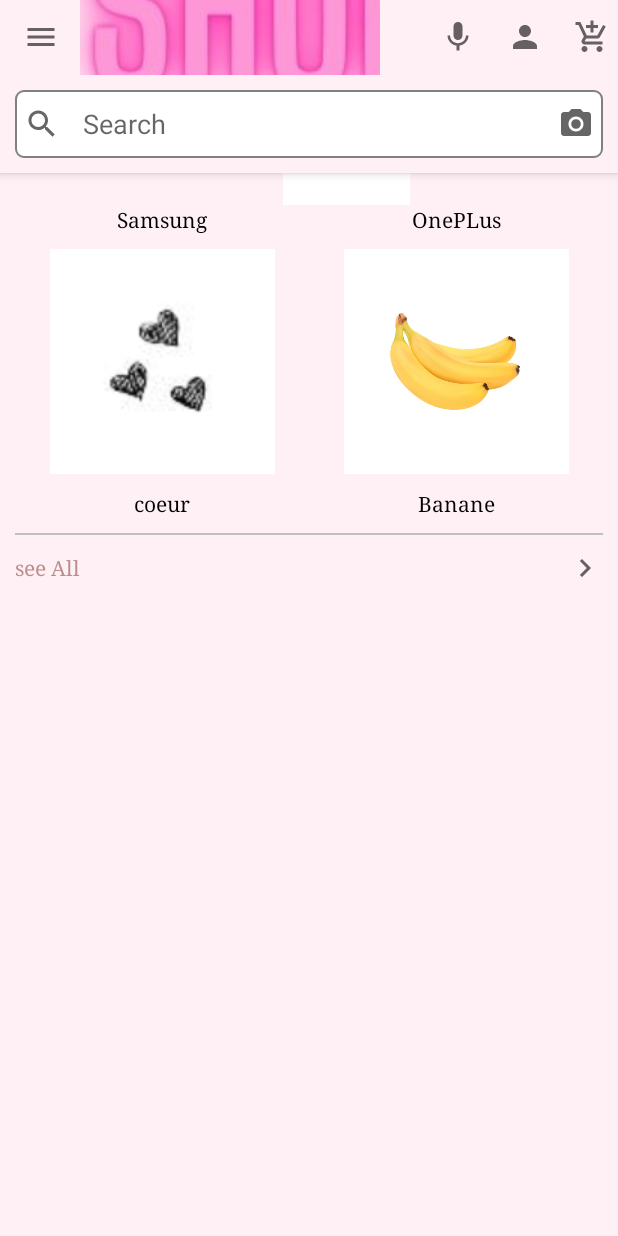
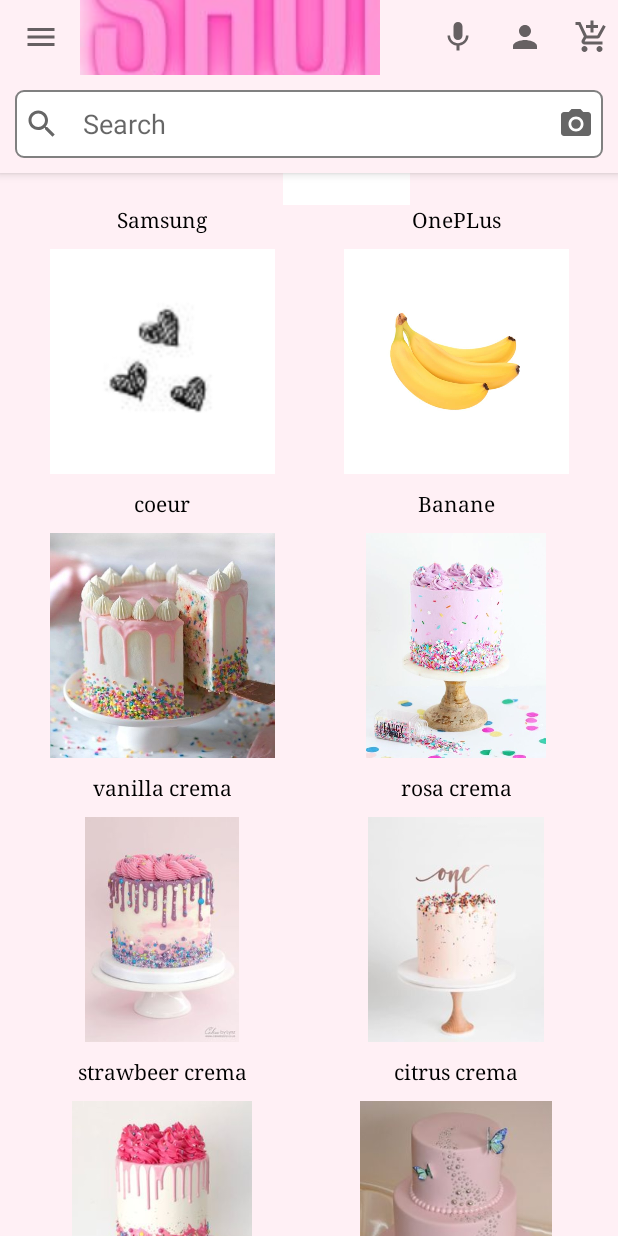
Before and after one commit to jackieinginfo/eCommerce, an Android app: the screen it shows after launch (MainActivity), scrolled down 496 dp, on a phone screen of 412 x 824 dp. Run offline under Robolectric (Android 15) with nearby library versions, the phone set to English and light mode, and no system bars; libraries missing offline, so code that uses them is left out: com.smarteist.autoimageslider; plain views replace SliderView; pictures from the network do not load; 4 statements that could not run were skipped.

```diff
--- a/app/build.gradle
+++ b/app/build.gradle
@@ -1,6 +1,7 @@
 apply plugin: 'com.android.application'
 apply plugin: 'kotlin-android'
 apply plugin: 'kotlin-android-extensions'
+apply plugin: 'com.google.gms.google-services'
 
 android {
     compileSdkVersion 29
@@ -34,15 +35,21 @@ dependencies {
     implementation 'com.google.android.material:material:1.2.1'
     implementation 'com.github.smarteist:autoimageslider:1.3.9'
     implementation 'com.github.bumptech.glide:glide:4.11.0'
+
+    //firebase
+    implementation platform('com.google.firebase:firebase-bom:25.12.0')
+    implementation 'com.google.firebase:firebase-analytics-ktx'
+    implementation 'com.google.firebase:firebase-database:19.5.0'
     annotationProcessor 'com.github.bumptech.glide:compiler:4.11.0'
     implementation "androidx.recyclerview:recyclerview:1.1.0"
     // For control over item selection of both touch and mouse driven selection
     implementation "androidx.recyclerview:recyclerview-selection:1.1.0-rc03"
 
 
+
     implementation 'androidx.annotation:annotation:1.1.0'
     implementation 'androidx.lifecycle:lifecycle-extensions:2.2.0'
-    testImplementation 'junit:junit:4.12'
+    testImplementation 'junit:junit:4.13.1'
     androidTestImplementation 'androidx.test.ext:junit:1.1.2'
     androidTestImplementation 'androidx.test.espresso:espresso-core:3.3.0'
 
--- a/app/src/main/java/com/example/ecommerce/MainActivity.kt
+++ b/app/src/main/java/com/example/ecommerce/MainActivity.kt
@@ -14,6 +14,8 @@ class MainActivity : AppCompatActivity()
     override fun onCreate(savedInstanceState: Bundle?) {
         super.onCreate(savedInstanceState)
         setContentView(R.layout.activity_main)
+
+
 
 
         val imageSliderAdapter = ImageSliderAdapter(this)
--- a/app/src/main/res/layout/activity_main.xml
+++ b/app/src/main/res/layout/activity_main.xml
@@ -105,7 +105,7 @@
                 android:layout_marginTop="6dp"
                 android:layout_marginBottom="6dp"
                 android:background="@color/white_smoke"
-                tools:itemCount="3"
+                tools:itemCount="5"
                 tools:listitem="@layout/item_layout2" />
 
 
@@ -124,7 +124,7 @@
                 app:sliderIndicatorPadding="3dp"
                 app:sliderIndicatorRadius="1.5dp"
                 app:sliderIndicatorSelectedColor="@android:color/white"
-                app:sliderIndicatorUnselectedColor="@android:color/primary_text_light"
+                app:sliderIndicatorUnselectedColor="@color/colorPrimaryDark"
                 app:sliderScrollTimeInSec="5"
                 app:sliderStartAutoCycle="true" />
 
--- a/app/src/main/res/layout/item_layout.xml
+++ b/app/src/main/res/layout/item_layout.xml
@@ -31,6 +31,8 @@
             android:layout_height="match_parent"
             android:layout_weight="1"
             android:src="@drawable/one" />
+
+
 
 
         <ImageView
@@ -115,6 +117,154 @@
             android:textColor="@color/black"/>
     </LinearLayout>
 
+
+
+    <LinearLayout
+        android:layout_width="match_parent"
+        android:layout_height="150dp"
+        android:layout_marginStart="10dp"
+        android:layout_marginEnd="10dp"
+        android:layout_marginBottom="10dp"
+        android:orientation="horizontal">
+
+        <ImageView
+            android:layout_width="0dp"
+            android:layout_height="match_parent"
+            android:layout_weight="1"
+            android:src="@drawable/rosacake1" />
+        <ImageView
+            android:layout_width="0dp"
+            android:layout_height="match_parent"
+            android:layout_weight="1"
+            android:src="@drawable/rosacake2" />
+
+    </LinearLayout>
+
+    <LinearLayout
+        android:layout_width="match_parent"
+        android:layout_height="wrap_content"
+        android:layout_marginStart="10dp"
+        android:layout_marginEnd="10dp"
+        android:layout_marginBottom="10dp"
+        android:orientation="horizontal">
+
+        <TextView
+            android:layout_width="0dp"
+            android:layout_height="match_parent"
+            android:layout_weight="1"
+            android:fontFamily="serif"
+            android:text="vanilla crema"
+            android:textAlignment="center"
+            android:textColor="@color/black"/>
+
+        <TextView
+            android:layout_width="0dp"
+            android:layout_height="match_parent"
+            android:layout_weight="1"
+            android:fontFamily="serif"
+            android:text="rosa crema"
+            android:textAlignment="center"
+            android:textColor="@color/black"/>
+    </LinearLayout>
+
+
+    <LinearLayout
+        android:layout_width="match_parent"
+        android:layout_height="150dp"
+        android:layout_marginStart="10dp"
+        android:layout_marginEnd="10dp"
+        android:layout_marginBottom="10dp"
+        android:orientation="horizontal">
+
+        <ImageView
+            android:layout_width="0dp"
+            android:layout_height="match_parent"
+            android:layout_weight="1"
+            android:src="@drawable/rosacake3" />
+        <ImageView
+            android:layout_width="0dp"
+            android:layout_height="match_parent"
+            android:layout_weight="1"
+            android:src="@drawable/rosacake4" />
+
+    </LinearLayout>
+
+    <LinearLayout
+        android:layout_width="match_parent"
+        android:layout_height="wrap_content"
+        android:layout_marginStart="10dp"
+        android:layout_marginEnd="10dp"
+        android:layout_marginBottom="10dp"
+        android:orientation="horizontal">
+
+        <TextView
+            android:layout_width="0dp"
+            android:layout_height="match_parent"
+            android:layout_weight="1"
+            android:fontFamily="serif"
+            android:text="strawbeer crema"
+            android:textAlignment="center"
+            android:textColor="@color/black"/>
+
+        <TextView
+            android:layout_width="0dp"
+            android:layout_height="match_parent"
+            android:layout_weight="1"
+            android:fontFamily="serif"
+            android:text="citrus crema"
+            android:textAlignment="center"
+            android:textColor="@color/black"/>
+    </LinearLayout>
+
+
+    <LinearLayout
+        android:layout_width="match_parent"
+        android:layout_height="150dp"
+        android:layout_marginStart="10dp"
+        android:layout_marginEnd="10dp"
+        android:layout_marginBottom="10dp"
+        android:orientation="horizontal">
+
+        <ImageView
+            android:layout_width="0dp"
+            android:layout_height="match_parent"
+            android:layout_weight="1"
+            android:src="@drawable/rosacake5" />
+        <ImageView
+            android:layout_width="0dp"
+            android:layout_height="match_parent"
+            android:layout_weight="1"
+            android:src="@drawable/rosacake6" />
+
+    </LinearLayout>
+
+    <LinearLayout
+        android:layout_width="match_parent"
+        android:layout_height="wrap_content"
+        android:layout_marginStart="10dp"
+        android:layout_marginEnd="10dp"
+        android:layout_marginBottom="10dp"
+        android:orientation="horizontal">
+
+        <TextView
+            android:layout_width="0dp"
+            android:layout_height="match_parent"
+            android:layout_weight="1"
+            android:fontFamily="serif"
+            android:text="lemoncrema"
+            android:textAlignment="center"
+            android:textColor="@color/black"/>
+
+        <TextView
+            android:layout_width="0dp"
+            android:layout_height="match_parent"
+            android:layout_weight="1"
+            android:fontFamily="serif"
+            android:text="suitcrema"
+            android:textAlignment="center"
+            android:textColor="@color/black"/>
+    </LinearLayout>
+
     <TextView
         android:layout_width="match_parent"
         android:layout_height="1dp"
@@ -134,4 +284,7 @@
         android:text="see All"
         android:textColor="@color/rosy_brown"/>
 
+
+
+
 </LinearLayout>
--- a/build.gradle
+++ b/build.gradle
@@ -6,8 +6,9 @@ buildscript {
         jcenter()
     }
     dependencies {
-        classpath 'com.android.tools.build:gradle:4.0.1'
-        classpath "org.jetbrains.kotlin:kotlin-gradle-plugin:$kotlin_version"
+        classpath 'com.android.tools.build:gradle:4.0.2'
+        classpath "org.jetbrains.kotlin:kotlin-gradle-plugin:1.4.10"
+        classpath 'com.google.gms:google-services:4.3.4'
 
         // NOTE: Do not place your application dependencies here; they belong
         // in the individual module build.gradle files
```
Also changed, not shown: 2 other files.
